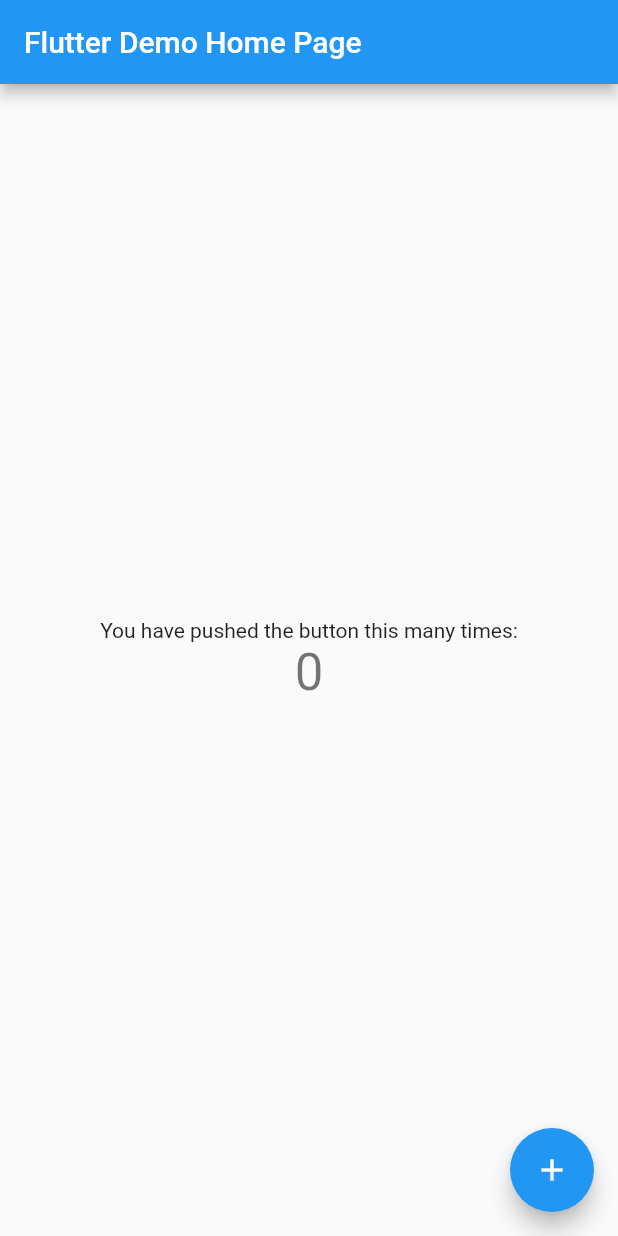
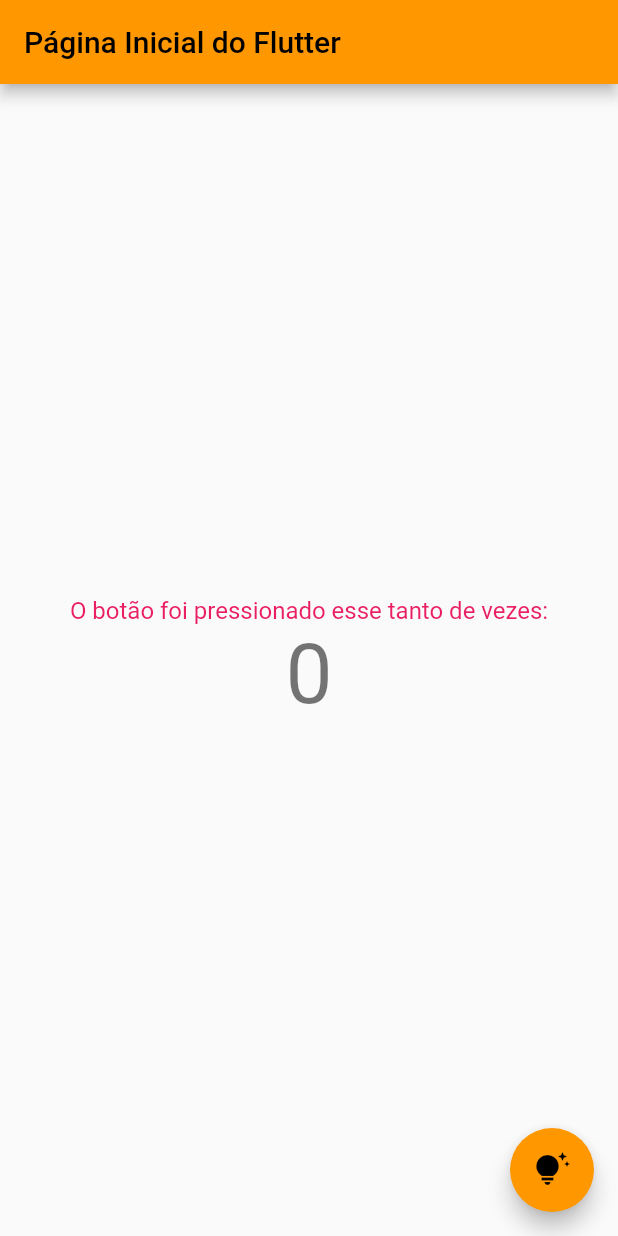
Before and after one commit to alex-repo-alves/primeiros_passos_flutter, a Flutter app: the screen it shows after launch, on a phone screen of 412 x 824 dp. Run offline on Flutter 3.47's test engine with Material 2 defaults, Android fonts, the phone set to English and light mode, and no system bars.

Commit message:
Update main.dart
Fazendo pequenas alterações no app padrão do flutter

```diff
--- a/lib/main.dart
+++ b/lib/main.dart
@@ -22,9 +22,9 @@
         // or simply save your changes to "hot reload" in a Flutter IDE).
         // Notice that the counter didn't reset back to zero; the application
         // is not restarted.
-        primarySwatch: Colors.blue,
+        primarySwatch: Colors.orange,
       ),
-      home: const MyHomePage(title: 'Flutter Demo Home Page'),
+      home: const MyHomePage(title: 'Página Inicial do Flutter'),
     );
   }
 }
@@ -96,11 +96,12 @@
           mainAxisAlignment: MainAxisAlignment.center,
           children: <Widget>[
             const Text(
-              'You have pushed the button this many times:',
+              'O botão foi pressionado esse tanto de vezes:',
+              style: TextStyle(color: Colors.pink, fontSize: 16),
             ),
             Text(
               '$_counter',
-              style: Theme.of(context).textTheme.headline4,
+              style: Theme.of(context).textTheme.headline2,
             ),
           ],
         ),
@@ -108,7 +109,7 @@
       floatingActionButton: FloatingActionButton(
         onPressed: _incrementCounter,
         tooltip: 'Increment',
-        child: const Icon(Icons.add),
+        child: const Icon(Icons.tips_and_updates_sharp),
       ), // This trailing comma makes auto-formatting nicer for build methods.
     );
   }
```
